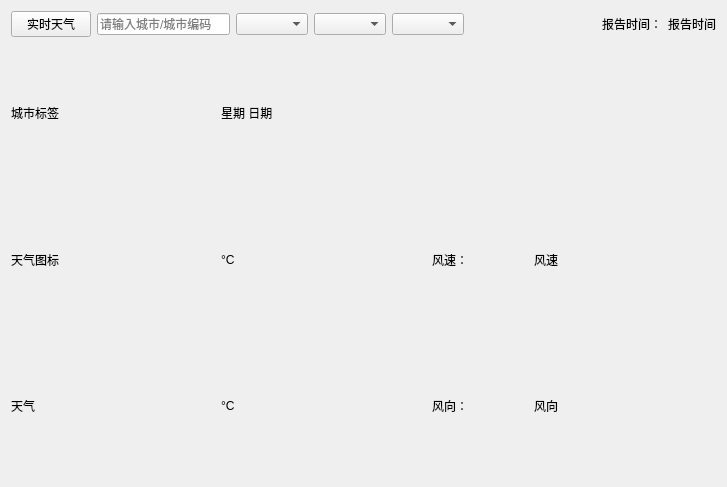
Above: qweatherforecast.ui from halecheng148/WeatherForecast before the change. Below: the same form after it.
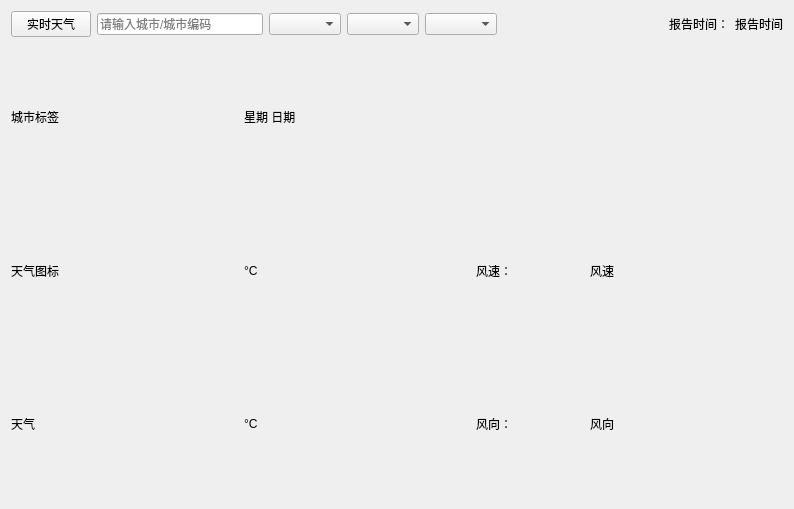
That is the form after the change.

```diff
--- a/qweatherforecast.ui
+++ b/qweatherforecast.ui
@@ -6,15 +6,15 @@
    <rect>
     <x>0</x>
     <y>0</y>
-    <width>727</width>
-    <height>487</height>
+    <width>794</width>
+    <height>509</height>
    </rect>
   </property>
   <property name="windowTitle">
    <string>CWeatherForecast</string>
   </property>
   <widget class="QWidget" name="centralWidget">
-   <layout class="QVBoxLayout" name="verticalLayout">
+   <layout class="QVBoxLayout" name="verticalLayout" stretch="0,0">
     <item>
      <layout class="QHBoxLayout" name="horizontalLayout_7">
       <item>
@@ -247,7 +247,7 @@
          <number>0</number>
         </property>
         <item>
-         <layout class="QGridLayout" name="gridLayout">
+         <layout class="QGridLayout" name="gridLayout" rowstretch="1,1,1" columnstretch="0,0,0">
           <property name="rightMargin">
            <number>80</number>
           </property>
@@ -293,6 +293,27 @@
             </property>
            </widget>
           </item>
+          <item row="0" column="1">
+           <widget class="QLabel" name="forecastDateLab">
+            <property name="text">
+             <string>星期 日期</string>
+            </property>
+           </widget>
+          </item>
+          <item row="2" column="0">
+           <widget class="QLabel" name="forecastWeatherLab">
+            <property name="text">
+             <string>天气</string>
+            </property>
+           </widget>
+          </item>
+          <item row="0" column="0">
+           <widget class="QLabel" name="forecastWeatherCityLab">
+            <property name="text">
+             <string>城市标签</string>
+            </property>
+           </widget>
+          </item>
           <item row="1" column="2">
            <layout class="QHBoxLayout" name="horizontalLayout_8">
             <property name="spacing">
@@ -314,27 +335,6 @@
             </item>
            </layout>
           </item>
-          <item row="2" column="0">
-           <widget class="QLabel" name="forecastWeatherLab">
-            <property name="text">
-             <string>天气</string>
-            </property>
-           </widget>
-          </item>
-          <item row="0" column="0">
-           <widget class="QLabel" name="forecastWeatherCityLab">
-            <property name="text">
-             <string>城市标签</string>
-            </property>
-           </widget>
-          </item>
-          <item row="0" column="1">
-           <widget class="QLabel" name="forecastDateLab">
-            <property name="text">
-             <string>星期 日期</string>
-            </property>
-           </widget>
-          </item>
          </layout>
         </item>
        </layout>
```
Left out of the diff: 2 changed lines with no effect on the pictures.
